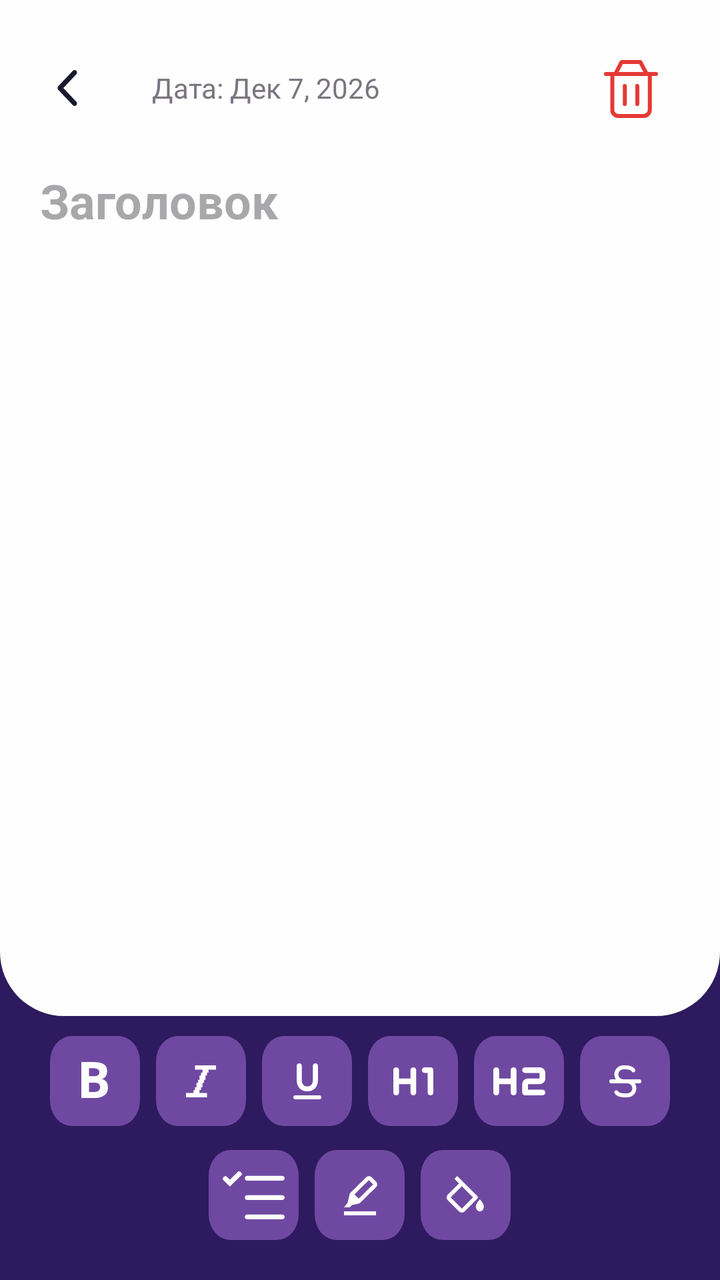
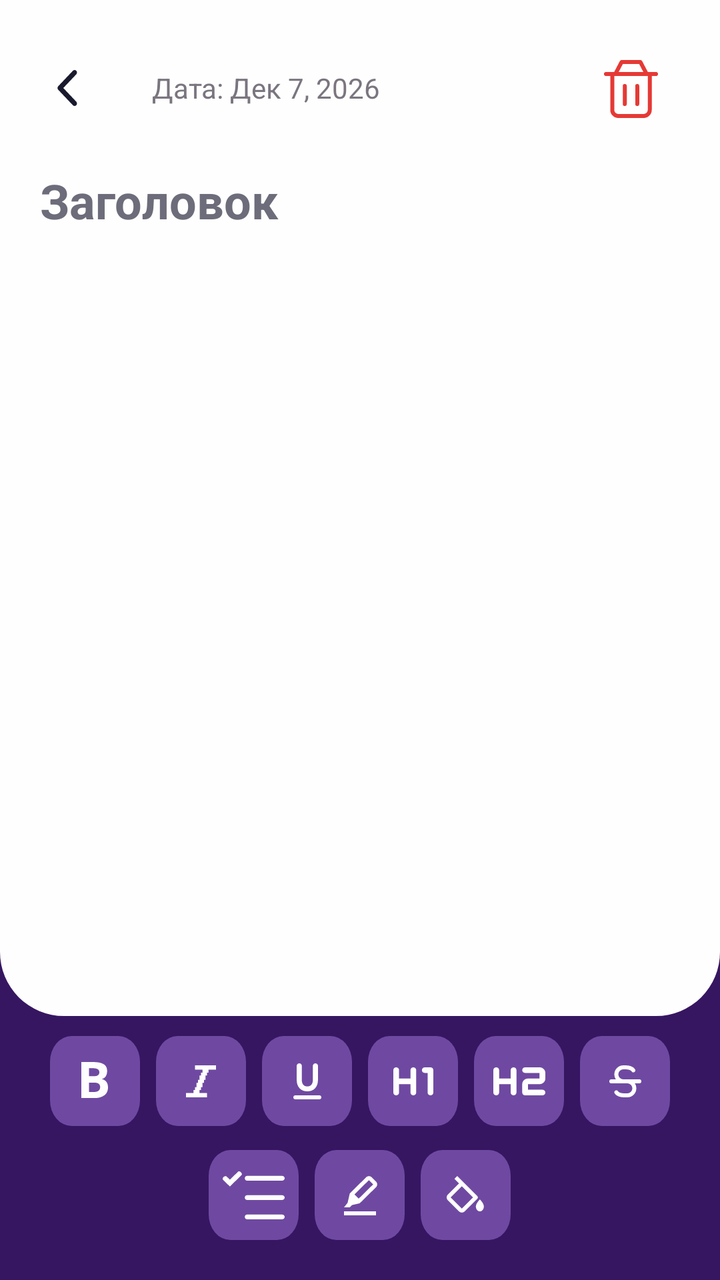

Before-and-after screenshots of an Android layout around one commit, followed by the original layout XML and the change that was made.
<!-- AndroidManifest.xml: application theme Theme.Daililus -->
<!-- res/layout/activity_note_editor.xml -->
<RelativeLayout xmlns:android="http://schemas.android.com/apk/res/android"
    android:layout_width="match_parent"
    android:layout_height="match_parent"
    android:background="#2E1A5E">

    <LinearLayout
        android:id="@+id/contentSheet"
        android:layout_width="match_parent"
        android:layout_height="match_parent"
        android:layout_above="@id/toolbarBottom"
        android:background="@drawable/bg_bottom_rounded"
        android:orientation="vertical"
        android:padding="20dp">

        <RelativeLayout
            android:layout_width="match_parent"
            android:layout_height="wrap_content">

            <ImageButton
                android:id="@+id/btnBack"
                android:layout_width="48dp"
                android:layout_height="48dp"
                android:background="?attr/selectableItemBackgroundBorderless"
                android:src="@drawable/ic_back" />

            <TextView
                android:id="@+id/tvEditorDate"
                android:layout_width="wrap_content"
                android:layout_height="wrap_content"
                android:layout_centerVertical="true"
                android:layout_toEndOf="@id/btnBack"
                android:layout_marginStart="8dp"
                android:text="Дата: Дек 7, 2026"
                android:textColor="#7A757F"
                />
            <ImageButton
                android:id="@+id/btnDelete"
                android:layout_width="48dp"
                android:layout_height="48dp"
                android:layout_alignParentEnd="true"
                android:background="?attr/selectableItemBackgroundBorderless"
                android:src="@drawable/ic_basket"
                android:tint="#E53935" />
        </RelativeLayout>

        <EditText
            android:id="@+id/etEditorTitle"
            android:layout_width="match_parent"
            android:layout_height="wrap_content"
            android:layout_marginTop="16dp"
            android:background="@null"
            android:hint="Заголовок"
            android:textColor="#1D1B20"
            android:textSize="24sp"
            android:textStyle="bold" />

        <EditText
            android:id="@+id/etEditorContent"
            android:layout_width="match_parent"
            android:layout_height="match_parent"
            android:layout_marginTop="12dp"
            android:background="@null"
            android:gravity="top"
            android:textColor="#1D1B20"
            android:textSize="16sp" />
    </LinearLayout>

    <LinearLayout
        android:id="@+id/toolbarBottom"
        android:layout_width="match_parent"
        android:layout_height="wrap_content"
        android:layout_alignParentBottom="true"
        android:background="#2E1A5E"
        android:orientation="vertical"
        android:paddingBottom="20dp"
        android:paddingTop="10dp"
        android:paddingHorizontal="20dp">



        <LinearLayout
            android:layout_width="match_parent"
            android:layout_height="wrap_content"
            android:orientation="horizontal"
            android:gravity="center"
            android:layout_marginBottom="12dp">

            <ImageButton android:id="@+id/btnBold" android:layout_width="45dp" android:layout_height="45dp" android:layout_marginEnd="8dp" android:background="@drawable/bg_format_button" android:src="@drawable/ic_bold" />
            <ImageButton android:id="@+id/btnItalic" android:layout_width="45dp" android:layout_height="45dp" android:layout_marginEnd="8dp" android:background="@drawable/bg_format_button" android:src="@drawable/ic_italic" />
            <ImageButton android:id="@+id/btnUnderline" android:layout_width="45dp" android:layout_height="45dp" android:layout_marginEnd="8dp" android:background="@drawable/bg_format_button" android:src="@drawable/ic_underline" />
            <ImageButton android:id="@+id/btnH1" android:layout_width="45dp" android:layout_height="45dp" android:layout_marginEnd="8dp" android:background="@drawable/bg_format_button" android:src="@drawable/ic_h1" />
            <ImageButton android:id="@+id/btnH2" android:layout_width="45dp" android:layout_height="45dp" android:layout_marginEnd="8dp" android:background="@drawable/bg_format_button" android:src="@drawable/ic_h2" />
            <ImageButton android:id="@+id/btnStrikeThrough" android:layout_width="45dp" android:layout_height="45dp" android:background="@drawable/bg_format_button" android:src="@drawable/ic_strikethrough" />
        </LinearLayout>

        <LinearLayout
            android:layout_width="match_parent"
            android:layout_height="wrap_content"
            android:orientation="horizontal"
            android:gravity="center">

            <ImageButton
                android:id="@+id/btnCheckbox"
                android:layout_width="45dp"
                android:layout_height="45dp"
                android:layout_marginEnd="8dp"
                android:background="@drawable/bg_format_button"
                android:src="@drawable/ic_check_list" />
            <ImageButton
                android:id="@+id/btnTextColor"
                android:layout_width="45dp"
                android:layout_height="45dp"
                android:layout_marginEnd="8dp"
                android:background="@drawable/bg_format_button"
                android:src="@drawable/ic_text_color" />
            <ImageButton
                android:id="@+id/btnTextBackground"
                android:layout_width="45dp"
                android:layout_height="45dp"
                android:background="@drawable/bg_format_button"
                android:src="@drawable/ic_format_fill" />
        </LinearLayout>
    </LinearLayout>

</RelativeLayout>
<!-- resources referenced by this layout -->
<resources>
  <!-- drawable bg_bottom_rounded (drawable) -->
  <?xml version="1.0" encoding="utf-8"?>
  <shape xmlns:android="http://schemas.android.com/apk/res/android">
      <solid android:color="@color/white" />
      <corners
          android:bottomLeftRadius="32dp"
          android:bottomRightRadius="32dp" />
  </shape>
  <!-- drawable bg_format_button (drawable) -->
  <vector xmlns:android="http://schemas.android.com/apk/res/android"
      android:width="50dp"
      android:height="42dp"
      android:viewportWidth="50"
      android:viewportHeight="42">
    <path
        android:pathData="M12,0L38,0A12,12 0,0 1,50 12L50,30A12,12 0,0 1,38 42L12,42A12,12 0,0 1,0 30L0,12A12,12 0,0 1,12 0z"
        android:fillColor="#6F49A1"/>
  </vector>
  <!-- drawable ic_back (drawable) -->
  <vector xmlns:android="http://schemas.android.com/apk/res/android"
      android:width="44dp"
      android:height="44dp"
      android:viewportWidth="44"
      android:viewportHeight="44">
    <path
        android:pathData="M6.761,21.997C6.761,21.674 6.878,21.352 7.111,21.106L14.453,13.369C14.92,12.877 15.678,12.877 16.145,13.369C16.611,13.861 16.611,14.659 16.145,15.151L9.648,21.997L16.144,28.843C16.611,29.335 16.611,30.133 16.144,30.625C15.677,31.117 14.92,31.117 14.453,30.625L7.111,22.888C6.878,22.642 6.761,22.319 6.761,21.997Z"
        android:fillColor="#1A1A2E"
        android:fillType="evenOdd"/>
  </vector>
  <!-- drawable ic_italic (drawable) -->
  <vector xmlns:android="http://schemas.android.com/apk/res/android"
      android:width="15dp"
      android:height="16dp"
      android:viewportWidth="15"
      android:viewportHeight="16">
    <path
        android:pathData="M15,0V2.182H11.25V3.636H10.5V5.091H9.75V7.273H9V8.727H8.25V10.909H7.5V12.364H6.75V13.818H10.5V16H0V13.818H3.75V12.364H4.5V10.909H5.25V8.727H6V7.273H6.75V5.091H7.5V3.636H8.25V2.182H4.5V0H15Z"
        android:fillColor="#FEFEFE"/>
  </vector>
  <!-- drawable ic_text_color (drawable) -->
  <vector xmlns:android="http://schemas.android.com/apk/res/android"
      android:width="24dp"
      android:height="24dp"
      android:viewportWidth="24"
      android:viewportHeight="24">
    <path
        android:pathData="M17.87,2.99C17.495,2.618 16.988,2.408 16.46,2.408C15.932,2.408 15.425,2.618 15.05,2.99L7.09,10.83C6.95,10.96 6.86,11.13 6.82,11.32L5.8,15.76L4,18.01H6.83L7.97,16.88L11.56,16.05C11.74,16.01 11.91,15.92 12.04,15.79L19.99,7.96C20.37,7.58 20.58,7.08 20.59,6.54C20.59,6 20.38,5.5 20,5.12L17.88,3L17.87,2.99ZM18.58,6.52L11.34,13.65L9.22,11.53L16.46,4.4L18.58,6.52ZM4,20H20V22H4V20Z"
        android:fillColor="#FEFEFE"/>
  </vector>
  <style name="Theme.Daililus" parent="Base.Theme.Daililus" />
  <color name="white">#FEFEFE</color>
  <style name="Base.Theme.Daililus" parent="Theme.Material3.DayNight.NoActionBar">
          
          
      </style>
  <!-- unchanged entries left out for length: 8 -->
</resources>

<!-- the commit's change to res/layout/activity_note_editor.xml (unified diff, before → after) -->
@@ -1,7 +1,7 @@
 <RelativeLayout xmlns:android="http://schemas.android.com/apk/res/android"
     android:layout_width="match_parent"
     android:layout_height="match_parent"
-    android:background="#2E1A5E">
+    android:background="?attr/colorPrimary">
 
     <LinearLayout
         android:id="@+id/contentSheet"
@@ -20,6 +20,7 @@
                 android:id="@+id/btnBack"
                 android:layout_width="48dp"
                 android:layout_height="48dp"
+                android:textColor="?android:attr/textColorSecondary"
                 android:background="?attr/selectableItemBackgroundBorderless"
                 android:src="@drawable/ic_back" />
 
@@ -50,7 +51,8 @@
             android:layout_marginTop="16dp"
             android:background="@null"
             android:hint="Заголовок"
-            android:textColor="#1D1B20"
+            android:textColor="?android:attr/textColorPrimary"
+            android:textColorHint="?android:attr/textColorSecondary"
             android:textSize="24sp"
             android:textStyle="bold" />
 
@@ -61,7 +63,8 @@
             android:layout_marginTop="12dp"
             android:background="@null"
             android:gravity="top"
-            android:textColor="#1D1B20"
+            android:textColor="?android:attr/textColorPrimary"
+            android:textColorHint="?android:attr/textColorSecondary"
             android:textSize="16sp" />
     </LinearLayout>
 
@@ -70,7 +73,7 @@
         android:layout_width="match_parent"
         android:layout_height="wrap_content"
         android:layout_alignParentBottom="true"
-        android:background="#2E1A5E"
+        android:background="?attr/colorPrimary"
         android:orientation="vertical"
         android:paddingBottom="20dp"
         android:paddingTop="10dp"
<!-- resource entries referenced after the edit -->
@@ -3,7 +3,7 @@
   <!-- drawable bg_bottom_rounded (drawable) -->
   <?xml version="1.0" encoding="utf-8"?>
   <shape xmlns:android="http://schemas.android.com/apk/res/android">
-      <solid android:color="@color/white" />
+      <solid android:color="?android:attr/windowBackground" />
       <corners
           android:bottomLeftRadius="32dp"
           android:bottomRightRadius="32dp" />
@@ -51,10 +51,20 @@
   </vector>
   <style name="Theme.Daililus" parent="Base.Theme.Daililus" />
   <color name="white">#FEFEFE</color>
+  <color name="button_orange">#FF8F67</color>
+  <color name="input_field_bg">#F1E9FF</color>
+  <color name="text_main">#1A1A2E</color>
+  <color name="text_secondary">#6C6C7A</color>
   <style name="Base.Theme.Daililus" parent="Theme.Material3.DayNight.NoActionBar">
-          
-          
+          <item name="colorPrimary">@color/bg_purple</item>
+          <item name="android:windowBackground">@color/white</item>
+          <item name="colorSecondary">@color/button_orange</item>
+          <item name="colorSurface">@color/input_field_bg</item>
+  
+          <item name="android:textColorPrimary">@color/text_main</item>
+          <item name="android:textColorSecondary">@color/text_secondary</item>
       </style>
+  <color name="bg_purple">#361661</color>
   <!-- unchanged entries left out for length: 8 -->
 </resources>
 
